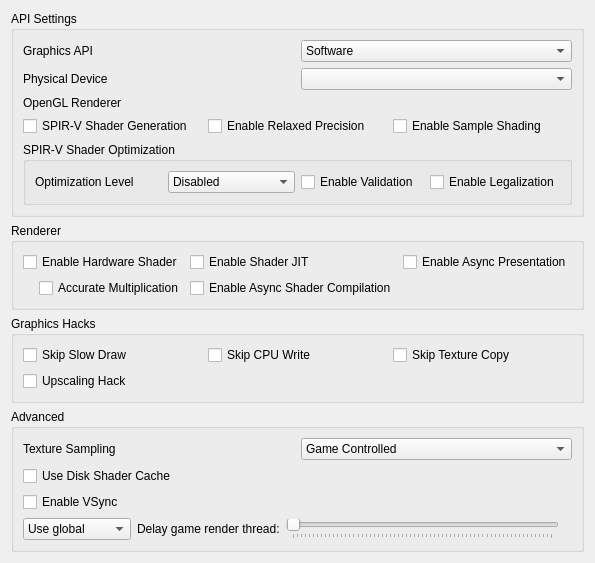
Before: the Qt Designer form src/citra_qt/configuration/configure_graphics.ui in yeager/Borked3DS, drawn with Qt 5.
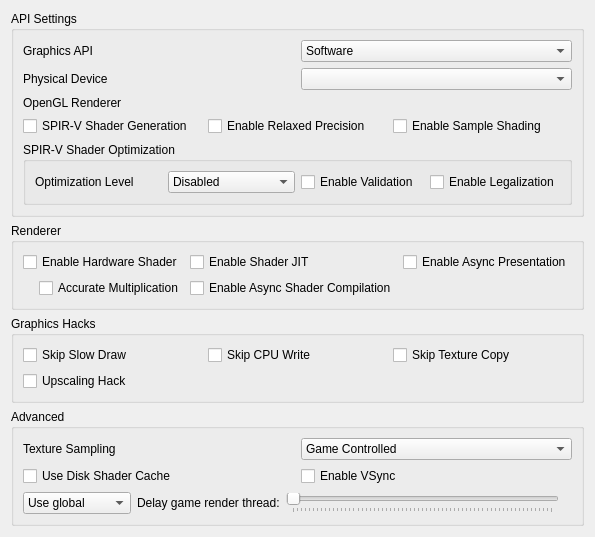
After: the same form once the commit is applied.

Commit message: configure_graphics.ui: Reorganize options

```diff
--- a/src/citra_qt/configuration/configure_graphics.ui
+++ b/src/citra_qt/configuration/configure_graphics.ui
@@ -130,7 +130,7 @@
        </widget>
       </item>
       <item>
-       <layout class="QGridLayout" name="gridLayout_3">
+       <layout class="QGridLayout" name="gridLayout_1">
         <item row="0" column="0">
          <widget class="QCheckBox" name="spirv_shader_gen">
           <property name="text">
@@ -243,7 +243,7 @@
      <layout class="QVBoxLayout" name="verticalLayout_4">
       <item>
        <widget class="QWidget" name="hw_renderer_group" native="true">
-        <layout class="QGridLayout" name="gridLayout_1">
+        <layout class="QGridLayout" name="gridLayout_2">
          <property name="leftMargin">
           <number>0</number>
          </property>
@@ -338,7 +338,7 @@
      <layout class="QVBoxLayout" name="verticalLayout_6">
       <item>
        <widget class="QWidget" name="tweaksGrid" native="true">
-        <layout class="QGridLayout" name="gridLayout_2">
+        <layout class="QGridLayout" name="gridLayout_3">
          <property name="leftMargin">
           <number>0</number>
          </property>
@@ -451,6 +451,8 @@
        </widget>
       </item>
       <item>
+       <layout class="QGridLayout" name="gridLayout_4">
+        <item row="1" column="0">
        <widget class="QCheckBox" name="toggle_disk_shader_cache">
         <property name="toolTip">
          <string>&lt;html&gt;&lt;head/&gt;&lt;body&gt;&lt;p&gt;Reduce stuttering by storing and loading generated shaders to disk.&lt;/p&gt;&lt;/body&gt;&lt;/html&gt;</string>
@@ -460,7 +462,7 @@
         </property>
        </widget>
       </item>
-      <item>
+        <item row="1" column="1">
        <widget class="QCheckBox" name="toggle_vsync_new">
         <property name="toolTip">
          <string>VSync prevents the screen from tearing, but some graphics cards have lower performance with VSync enabled. Keep it enabled if you don't notice a performance difference.</string>
@@ -469,6 +471,8 @@
          <string>Enable VSync</string>
         </property>
        </widget>
+        </item>
+       </layout>
       </item>
       <item>
         <widget class="QWidget" name="delay_render_layout" native="true">
```
Lines whose indentation alone changed are shown as unchanged.
